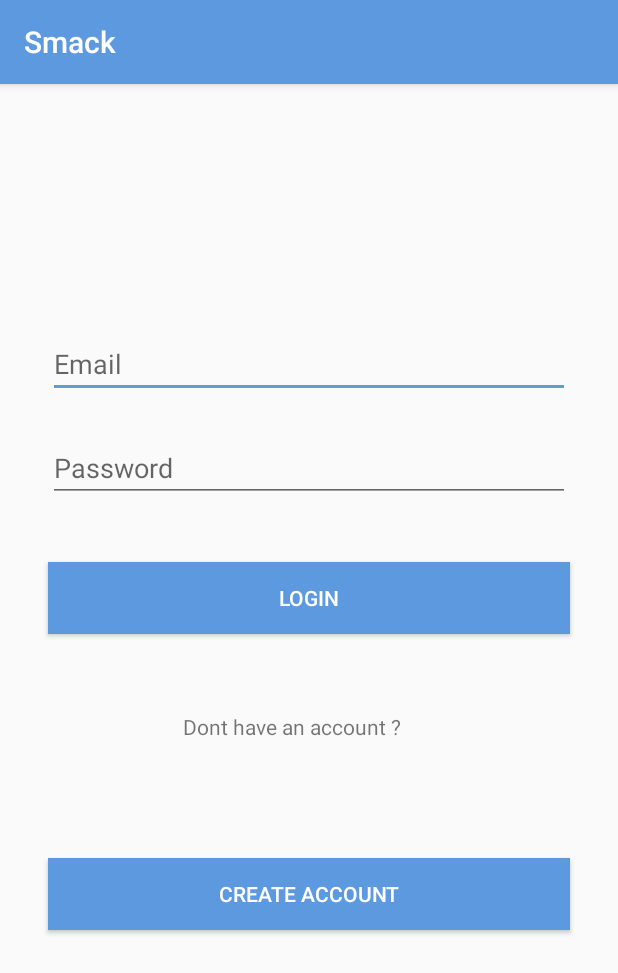
After one commit to conrad96/SmackChatApp, an Android app: the LoginActivity screen opened directly, with no data from a screen before it, on a phone screen of 412 x 824 dp. The commit adds this screen. Shown: the top 973 px of the screen. Run offline under Robolectric (Android 15) with nearby library versions, the phone set to English and light mode, and no system bars.

Commit message:
added login form with components constraints

```diff
--- a/app/src/main/AndroidManifest.xml
+++ b/app/src/main/AndroidManifest.xml
@@ -8,6 +8,7 @@
         android:label="@string/app_name"
         android:supportsRtl="true"
         android:theme="@style/AppTheme">
+        <activity android:name=".LoginActivity"></activity>
         <activity
             android:name=".MainActivity"
             android:label="@string/title_activity_main"
--- /dev/null
+++ b/app/src/main/java/com/example/smack/LoginActivity.kt
@@ -0,0 +1,19 @@
+package com.example.smack
+
+import androidx.appcompat.app.AppCompatActivity
+import android.os.Bundle
+import android.view.View
+
+class LoginActivity : AppCompatActivity() {
+
+    override fun onCreate(savedInstanceState: Bundle?) {
+        super.onCreate(savedInstanceState)
+        setContentView(R.layout.activity_login)
+    }
+    fun loginLoginBtnClicked(view: View){
+
+    }
+    fun loginCreateUserBtnClicked(view: View){
+
+    }
+}
--- a/app/src/main/java/com/example/smack/MainActivity.kt
+++ b/app/src/main/java/com/example/smack/MainActivity.kt
@@ -24,7 +24,7 @@ class MainActivity : AppCompatActivity() {
 
         val drawerLayout: DrawerLayout = findViewById(R.id.drawer_layout)
         val navView: NavigationView = findViewById(R.id.nav_view)
-        val navController = findNavController(R.id.nav_host_fragment)
+//        val navController = findNavController(R.id.nav_host_fragment)
         // Passing each menu ID as a set of Ids because each
         // menu should be considered as top level destinations.
         appBarConfiguration = AppBarConfiguration(
@@ -33,8 +33,8 @@ class MainActivity : AppCompatActivity() {
                 R.id.nav_tools, R.id.nav_share, R.id.nav_send
             ), drawerLayout
         )
-        setupActionBarWithNavController(navController, appBarConfiguration)
-        navView.setupWithNavController(navController)
+//        setupActionBarWithNavController(navController, appBarConfiguration)
+//        navView.setupWithNavController(navController)
     }
 
     override fun onSupportNavigateUp(): Boolean {
--- /dev/null
+++ b/app/src/main/res/layout/activity_login.xml
@@ -0,0 +1,83 @@
+<?xml version="1.0" encoding="utf-8"?>
+<androidx.constraintlayout.widget.ConstraintLayout xmlns:android="http://schemas.android.com/apk/res/android"
+    xmlns:app="http://schemas.android.com/apk/res-auto"
+    xmlns:tools="http://schemas.android.com/tools"
+    android:layout_width="match_parent"
+    android:layout_height="match_parent"
+    tools:context=".LoginActivity">
+
+
+    <EditText
+        android:id="@+id/loginEmailText"
+        android:layout_width="0dp"
+        android:layout_height="wrap_content"
+        android:layout_marginStart="32dp"
+        android:layout_marginTop="164dp"
+        android:layout_marginEnd="32dp"
+        android:ems="10"
+        android:hint="Email"
+        android:inputType="textPersonName"
+        app:layout_constraintEnd_toEndOf="parent"
+        app:layout_constraintHorizontal_bias="1.0"
+        app:layout_constraintStart_toStartOf="parent"
+        app:layout_constraintTop_toTopOf="parent" />
+
+    <EditText
+        android:id="@+id/loginPasswordText"
+        android:layout_width="0dp"
+        android:layout_height="wrap_content"
+        android:layout_marginStart="32dp"
+        android:layout_marginTop="24dp"
+        android:layout_marginEnd="32dp"
+        android:ems="10"
+        android:hint="Password"
+        android:inputType="textPassword"
+        app:layout_constraintEnd_toEndOf="parent"
+        app:layout_constraintHorizontal_bias="1.0"
+        app:layout_constraintStart_toStartOf="parent"
+        app:layout_constraintTop_toBottomOf="@+id/loginEmailText" />
+
+    <Button
+        android:id="@+id/loginLoginBtn"
+        android:layout_width="0dp"
+        android:layout_height="wrap_content"
+        android:layout_marginStart="32dp"
+        android:layout_marginTop="40dp"
+        android:layout_marginEnd="32dp"
+        android:background="@color/colorPrimary"
+        android:onClick="loginLoginBtnClicked"
+        android:text="LOGIN"
+        android:textColor="@android:color/white"
+        app:layout_constraintEnd_toEndOf="parent"
+        app:layout_constraintStart_toStartOf="parent"
+        app:layout_constraintTop_toBottomOf="@+id/loginPasswordText" />
+
+    <Button
+        android:id="@+id/loginCreateUserBtn"
+        android:layout_width="0dp"
+        android:layout_height="wrap_content"
+        android:layout_marginStart="32dp"
+        android:layout_marginEnd="32dp"
+        android:layout_marginBottom="204dp"
+        android:background="@color/colorPrimary"
+        android:onClick="loginCreateUserBtnClicked"
+        android:text="CREATE ACCOUNT"
+        android:textColor="@android:color/white"
+        app:layout_constraintBottom_toBottomOf="parent"
+        app:layout_constraintEnd_toEndOf="parent"
+        app:layout_constraintHorizontal_bias="0.498"
+        app:layout_constraintStart_toStartOf="parent"
+        app:layout_constraintTop_toBottomOf="@+id/textView2"
+        app:layout_constraintVertical_bias="1.0" />
+
+    <TextView
+        android:id="@+id/textView2"
+        android:layout_width="166dp"
+        android:layout_height="24dp"
+        android:layout_marginTop="52dp"
+        android:text="Dont have an account ?"
+        app:layout_constraintEnd_toEndOf="parent"
+        app:layout_constraintHorizontal_bias="0.497"
+        app:layout_constraintStart_toStartOf="parent"
+        app:layout_constraintTop_toBottomOf="@+id/loginLoginBtn" />
+</androidx.constraintlayout.widget.ConstraintLayout>
--- a/app/src/main/res/layout/nav_header_main.xml
+++ b/app/src/main/res/layout/nav_header_main.xml
@@ -13,7 +13,7 @@
         android:id="@+id/userImageNavHeader"
         android:layout_width="70dp"
         android:layout_height="70dp"
-        android:layout_marginStart="16dp"
+        android:layout_marginStart="8dp"
         android:layout_marginTop="32dp"
         app:layout_constraintStart_toStartOf="parent"
         app:layout_constraintTop_toTopOf="parent"
@@ -50,11 +50,12 @@
         android:id="@+id/loginBtnNavHeader"
         android:layout_width="wrap_content"
         android:layout_height="wrap_content"
-        android:layout_marginStart="16dp"
+        android:layout_marginStart="8dp"
         android:layout_marginBottom="16dp"
         android:background="@android:color/transparent"
         android:onClick="loginBtnNavClicked"
         android:text="LOGIN"
+        android:textAlignment="viewStart"
         android:textColor="@android:color/white"
         app:layout_constraintBottom_toBottomOf="parent"
         app:layout_constraintEnd_toStartOf="@+id/addChanelBtn"
```
Also changed, not shown: app/src/main/res/layout/content_main.xml (+13 -23 lines).
